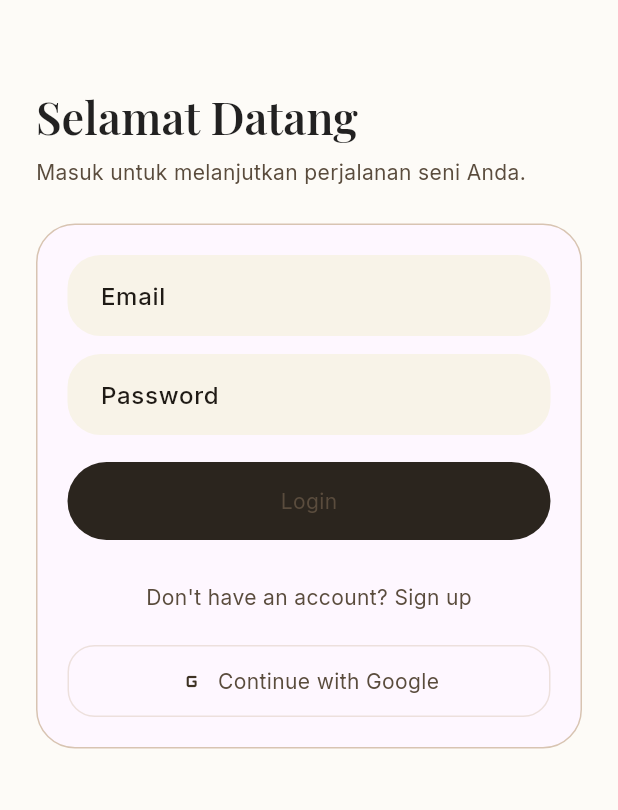
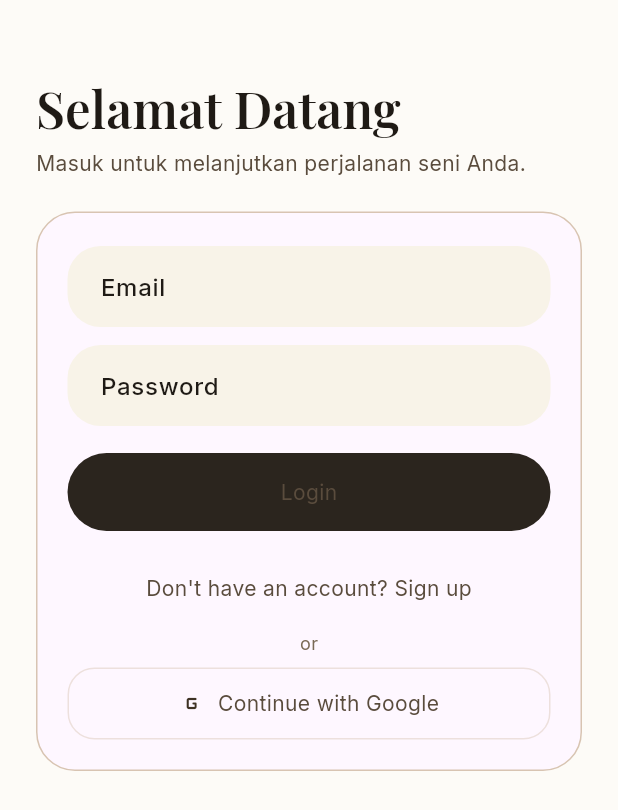
Before and after one commit to hilldanura198-bit/New-project-6, a Flutter app: the screen it shows after launch, after a tap on "MULAI JELAJAHI", on a phone screen of 412 x 824 dp. Shown: the top 810 px of the screen. Run offline on Flutter 3.47's test engine with Material 3 defaults, Android fonts, the phone set to English and light mode, and no system bars; our stand-ins replace camera, flutter_riverpod, google_fonts, image_picker, supabase_flutter; accounts and stored records are empty; network calls fail.

Commit message:
refactor: improve login UI with theme and navigation to signup

```diff
--- a/lib/src/features/auth/presentation/pages/login_page.dart
+++ b/lib/src/features/auth/presentation/pages/login_page.dart
@@ -124,16 +124,16 @@ class _LoginPageState extends State<LoginPage> {
           child: Column(
             crossAxisAlignment: CrossAxisAlignment.start,
             children: [
-              const SizedBox(height: 34),
-              Text('Selamat Datang', style: Theme.of(context).textTheme.headlineMedium),
+              const SizedBox(height: 28),
+              Text('Selamat Datang', style: Theme.of(context).textTheme.displayMedium),
               const SizedBox(height: 8),
               Text(
                 'Masuk untuk melanjutkan perjalanan seni Anda.',
                 style: Theme.of(context).textTheme.bodyMedium,
               ),
-              const SizedBox(height: 24),
+              const SizedBox(height: 22),
               Container(
-                padding: const EdgeInsets.all(20),
+                padding: const EdgeInsets.fromLTRB(20, 22, 20, 20),
                 decoration: BoxDecoration(
                   color: Theme.of(context).cardColor,
                   borderRadius: BorderRadius.circular(26),
@@ -180,6 +180,11 @@ class _LoginPageState extends State<LoginPage> {
                         style: Theme.of(context).textTheme.bodyMedium,
                       ),
                     ),
+                    const SizedBox(height: 4),
+                    Text(
+                      'or',
+                      style: Theme.of(context).textTheme.bodySmall,
+                    ),
                     const SizedBox(height: 8),
                     SizedBox(
                       width: double.infinity,
```
